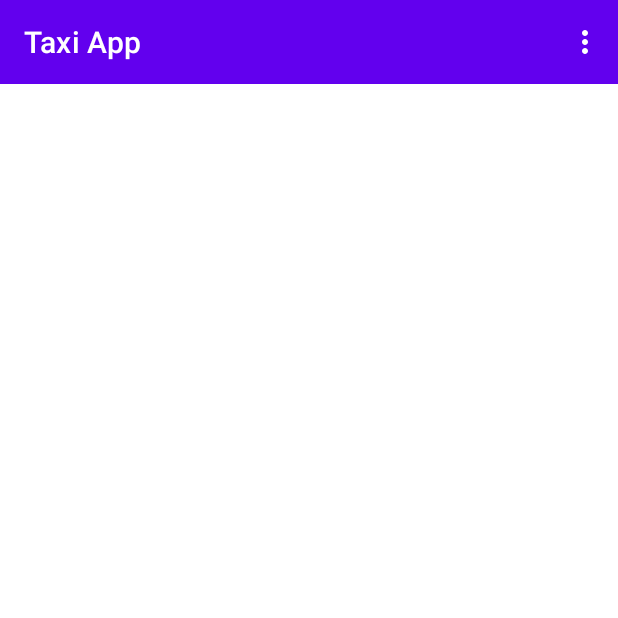
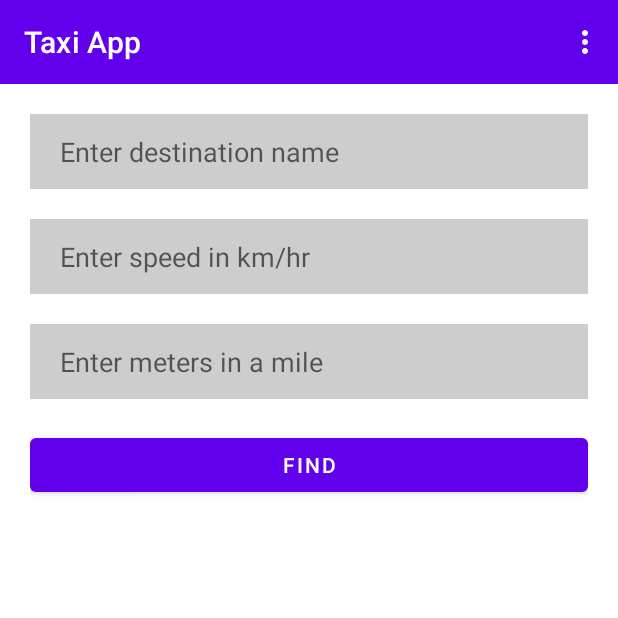
Before and after one commit to Anilpatil40/TaxiApp, an Android app: the screen it shows after launch (MainActivity), on a phone screen of 412 x 824 dp, the top half of it. Run offline under Robolectric (Android 15) with nearby library versions, the light colour scheme and no system bars.

Commit message:
designing of app.

```diff
--- a/app/src/main/res/layout/fragment_first.xml
+++ b/app/src/main/res/layout/fragment_first.xml
@@ -5,8 +5,52 @@
     xmlns:tools="http://schemas.android.com/tools"
     android:layout_width="match_parent"
     android:layout_height="match_parent"
+    android:padding="@dimen/mainView_padding"
+    android:orientation="vertical"
     tools:context=".FirstFragment">
 
+    <EditText
+        android:layout_width="match_parent"
+        android:layout_height="@dimen/editText_height"
+        android:paddingStart="@dimen/editText_padding_start"
+        android:hint="@string/destination_text_hint"
+        android:background="@color/editText_background_color"/>
 
+    <EditText
+        android:layout_width="match_parent"
+        android:layout_height="@dimen/editText_height"
+        android:layout_marginTop="@dimen/editText_margin_top"
+        android:paddingStart="@dimen/editText_padding_start"
+        android:inputType="number"
+        android:hint="@string/speed_text_hint"
+        android:background="@color/editText_background_color"/>
+
+    <EditText
+        android:layout_width="match_parent"
+        android:layout_height="@dimen/editText_height"
+        android:layout_marginTop="@dimen/editText_margin_top"
+        android:paddingStart="@dimen/editText_padding_start"
+        android:hint="@string/meter_converter_text_hint"
+        android:background="@color/editText_background_color"/>
+
+    <Button
+        android:layout_width="match_parent"
+        android:layout_height="wrap_content"
+        android:layout_marginTop="@dimen/editText_margin_top"
+        android:text="@string/button_text"/>
+
+    <TextView
+        android:layout_width="match_parent"
+        android:layout_height="@dimen/editText_height"
+        android:layout_marginTop="@dimen/editText_margin_top"
+        android:textAlignment="center"
+        android:textSize="@dimen/text_size"/>
+
+    <TextView
+        android:layout_width="match_parent"
+        android:layout_height="@dimen/editText_height"
+        android:layout_marginTop="@dimen/editText_margin_top"
+        android:textAlignment="center"
+        android:textSize="@dimen/text_size"/>
 
 </LinearLayout>
--- a/app/src/main/res/values/colors.xml
+++ b/app/src/main/res/values/colors.xml
@@ -7,4 +7,5 @@
     <color name="teal_700">#FF018786</color>
     <color name="black">#FF000000</color>
     <color name="white">#FFFFFFFF</color>
+    <color name="editText_background_color">#33050505</color>
 </resources>
--- a/app/src/main/res/values/dimens.xml
+++ b/app/src/main/res/values/dimens.xml
@@ -1,3 +1,8 @@
 <resources>
     <dimen name="fab_margin">16dp</dimen>
+    <dimen name="editText_height">50dp</dimen>
+    <dimen name="mainView_padding">20dp</dimen>
+    <dimen name="editText_padding_start">20dp</dimen>
+    <dimen name="editText_margin_top">20dp</dimen>
+    <dimen name="text_size">30sp</dimen>
 </resources>
--- a/app/src/main/res/values/strings.xml
+++ b/app/src/main/res/values/strings.xml
@@ -9,4 +9,10 @@
 
     <string name="hello_first_fragment">Hello first fragment</string>
     <string name="hello_second_fragment">Hello second fragment. Arg: %1$s</string>
+    <string name="destination_text_hint">Enter destination name</string>
+    <string name="speed_text_hint">Enter speed in km/hr</string>
+    <string name="meter_converter_text_hint">Enter meters in a mile</string>
+    <string name="button_text">FIND</string>
+    <string name="time_remain_text">Remaining Time is %1$s.</string>
+    <string name="distance_remain_text">You are %1$s away.</string>
 </resources>
```
Also changed, not shown: app/src/main/java/com/swayam/taxiapp/FirstFragment.java (line endings or trailing spaces).
